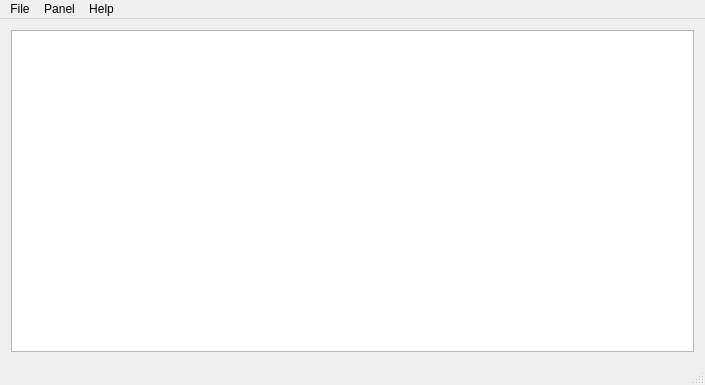
The window that mainwindow.ui (fabiorush92/QIPTV) describes before a commit, drawn with Qt 5.
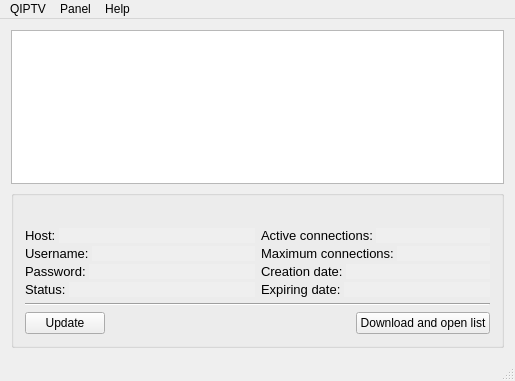
The same window after the commit.

Commit message: info groupbox - linking request&reply

What changed in the file:
```diff
--- a/mainwindow.ui
+++ b/mainwindow.ui
@@ -6,8 +6,8 @@
    <rect>
     <x>0</x>
     <y>0</y>
-    <width>705</width>
-    <height>385</height>
+    <width>515</width>
+    <height>381</height>
    </rect>
   </property>
   <property name="font">
@@ -19,9 +19,480 @@
    <string/>
   </property>
   <widget class="QWidget" name="centralWidget">
-   <layout class="QVBoxLayout" name="verticalLayout">
+   <layout class="QVBoxLayout" name="verticalLayout_4">
     <item>
-     <widget class="QTableWidget" name="tableWidget"/>
+     <widget class="QTableWidget" name="tablePanels">
+      <property name="editTriggers">
+       <set>QAbstractItemView::NoEditTriggers</set>
+      </property>
+      <property name="selectionMode">
+       <enum>QAbstractItemView::SingleSelection</enum>
+      </property>
+      <property name="selectionBehavior">
+       <enum>QAbstractItemView::SelectRows</enum>
+      </property>
+      <property name="gridStyle">
+       <enum>Qt::DotLine</enum>
+      </property>
+      <property name="cornerButtonEnabled">
+       <bool>false</bool>
+      </property>
+      <attribute name="horizontalHeaderVisible">
+       <bool>false</bool>
+      </attribute>
+      <attribute name="verticalHeaderVisible">
+       <bool>false</bool>
+      </attribute>
+     </widget>
+    </item>
+    <item>
+     <widget class="QGroupBox" name="groupInfo">
+      <property name="title">
+       <string/>
+      </property>
+      <layout class="QVBoxLayout" name="verticalLayout_3">
+       <property name="spacing">
+        <number>6</number>
+       </property>
+       <item>
+        <widget class="QLabel" name="labInfoName">
+         <property name="font">
+          <font>
+           <pointsize>10</pointsize>
+           <weight>75</weight>
+           <bold>true</bold>
+          </font>
+         </property>
+         <property name="frameShape">
+          <enum>QFrame::NoFrame</enum>
+         </property>
+         <property name="text">
+          <string/>
+         </property>
+         <property name="alignment">
+          <set>Qt::AlignCenter</set>
+         </property>
+        </widget>
+       </item>
+       <item>
+        <layout class="QHBoxLayout" name="horizontalLayout_4">
+         <item>
+          <layout class="QVBoxLayout" name="verticalLayout">
+           <property name="spacing">
+            <number>3</number>
+           </property>
+           <item>
+            <layout class="QHBoxLayout" name="horizontalLayout">
+             <property name="spacing">
+              <number>3</number>
+             </property>
+             <item>
+              <widget class="QLabel" name="label">
+               <property name="font">
+                <font>
+                 <pointsize>10</pointsize>
+                </font>
+               </property>
+               <property name="text">
+                <string>Host:</string>
+               </property>
+              </widget>
+             </item>
+             <item>
+              <widget class="QLabel" name="labInfoHost">
+               <property name="sizePolicy">
+                <sizepolicy hsizetype="Expanding" vsizetype="Preferred">
+                 <horstretch>0</horstretch>
+                 <verstretch>0</verstretch>
+                </sizepolicy>
+               </property>
+               <property name="font">
+                <font>
+                 <pointsize>10</pointsize>
+                </font>
+               </property>
+               <property name="autoFillBackground">
+                <bool>true</bool>
+               </property>
+               <property name="frameShape">
+                <enum>QFrame::NoFrame</enum>
+               </property>
+               <property name="text">
+                <string/>
+               </property>
+              </widget>
+             </item>
+            </layout>
+           </item>
+           <item>
+            <layout class="QHBoxLayout" name="horizontalLayout_2">
+             <property name="spacing">
+              <number>3</number>
+             </property>
+             <item>
+              <widget class="QLabel" name="label_3">
+               <property name="font">
+                <font>
+                 <pointsize>10</pointsize>
+                </font>
+               </property>
+               <property name="text">
+                <string>Username:</string>
+               </property>
+              </widget>
+             </item>
+             <item>
+              <widget class="QLabel" name="labInfoUsername">
+               <property name="sizePolicy">
+                <sizepolicy hsizetype="Expanding" vsizetype="Preferred">
+                 <horstretch>0</horstretch>
+                 <verstretch>0</verstretch>
+                </sizepolicy>
+               </property>
+               <property name="font">
+                <font>
+                 <pointsize>10</pointsize>
+                </font>
+               </property>
+               <property name="autoFillBackground">
+                <bool>true</bool>
+               </property>
+               <property name="frameShape">
+                <enum>QFrame::NoFrame</enum>
+               </property>
+               <property name="text">
+                <string/>
+               </property>
+              </widget>
+             </item>
+            </layout>
+           </item>
+           <item>
+            <layout class="QHBoxLayout" name="horizontalLayout_3">
+             <property name="spacing">
+              <number>3</number>
+             </property>
+             <item>
+              <widget class="QLabel" name="label_5">
+               <property name="font">
+                <font>
+                 <pointsize>10</pointsize>
+                </font>
+               </property>
+               <property name="text">
+                <string>Password:</string>
+               </property>
+              </widget>
+             </item>
+             <item>
+              <widget class="QLabel" name="labInfoPassword">
+               <property name="sizePolicy">
+                <sizepolicy hsizetype="Expanding" vsizetype="Preferred">
+                 <horstretch>0</horstretch>
+                 <verstretch>0</verstretch>
+                </sizepolicy>
+               </property>
+               <property name="font">
+                <font>
+                 <pointsize>10</pointsize>
+                </font>
+               </property>
+               <property name="autoFillBackground">
+                <bool>true</bool>
+               </property>
+               <property name="frameShape">
+                <enum>QFrame::NoFrame</enum>
+               </property>
+               <property name="text">
+                <string/>
+               </property>
+              </widget>
+             </item>
+            </layout>
+           </item>
+           <item>
+            <layout class="QHBoxLayout" name="horizontalLayout_9">
+             <property name="spacing">
+              <number>3</number>
+             </property>
+             <item>
+              <widget class="QLabel" name="label_11">
+               <property name="font">
+                <font>
+                 <pointsize>10</pointsize>
+                </font>
+               </property>
+               <property name="text">
+                <string>Status:</string>
+               </property>
+              </widget>
+             </item>
+             <item>
+              <widget class="QLabel" name="labInfoStatus">
+               <property name="sizePolicy">
+                <sizepolicy hsizetype="Expanding" vsizetype="Preferred">
+                 <horstretch>0</horstretch>
+                 <verstretch>0</verstretch>
+                </sizepolicy>
+               </property>
+               <property name="font">
+                <font>
+                 <pointsize>10</pointsize>
+                </font>
+               </property>
+               <property name="autoFillBackground">
+                <bool>true</bool>
+               </property>
+               <property name="frameShape">
+                <enum>QFrame::NoFrame</enum>
+               </property>
+               <property name="text">
+                <string/>
+               </property>
+              </widget>
+             </item>
+            </layout>
+           </item>
+          </layout>
+         </item>
+         <item>
+          <layout class="QVBoxLayout" name="verticalLayout_2">
+           <property name="spacing">
+            <number>3</number>
+           </property>
+           <item>
+            <layout class="QHBoxLayout" name="horizontalLayout_10">
+             <property name="spacing">
+              <number>3</number>
+             </property>
+             <item>
+              <widget class="QLabel" name="label_13">
+               <property name="font">
+                <font>
+                 <pointsize>10</pointsize>
+                </font>
+               </property>
+               <property name="text">
+                <string>Active connections:</string>
+               </property>
+              </widget>
+             </item>
+             <item>
+              <widget class="QLabel" name="labInfoActiveCons">
+               <property name="sizePolicy">
+                <sizepolicy hsizetype="Expanding" vsizetype="Preferred">
+                 <horstretch>0</horstretch>
+                 <verstretch>0</verstretch>
+                </sizepolicy>
+               </property>
+               <property name="font">
+                <font>
+                 <pointsize>10</pointsize>
+                </font>
+               </property>
+               <property name="autoFillBackground">
+                <bool>true</bool>
+               </property>
+               <property name="frameShape">
+                <enum>QFrame::NoFrame</enum>
+               </property>
+               <property name="text">
+                <string/>
+               </property>
+              </widget>
+             </item>
+            </layout>
+           </item>
+           <item>
+            <layout class="QHBoxLayout" name="horizontalLayout_11">
+             <property name="spacing">
+              <number>3</number>
+             </property>
+             <item>
+              <widget class="QLabel" name="label_15">
+               <property name="font">
+                <font>
+                 <pointsize>10</pointsize>
+                </font>
+               </property>
+               <property name="text">
+                <string>Maximum connections:</string>
+               </property>
+              </widget>
+             </item>
+             <item>
+              <widget class="QLabel" name="labInfoMaxCons">
+               <property name="sizePolicy">
+                <sizepolicy hsizetype="Expanding" vsizetype="Preferred">
+                 <horstretch>0</horstretch>
+                 <verstretch>0</verstretch>
+                </sizepolicy>
+               </property>
+               <property name="font">
+                <font>
+                 <pointsize>10</pointsize>
+                </font>
+               </property>
+               <property name="autoFillBackground">
+                <bool>true</bool>
+               </property>
+               <property name="frameShape">
+                <enum>QFrame::NoFrame</enum>
+               </property>
+               <property name="text">
+                <string/>
+               </property>
+              </widget>
+             </item>
+            </layout>
+           </item>
+           <item>
+            <layout class="QHBoxLayout" name="horizontalLayout_5">
+             <property name="spacing">
+              <number>3</number>
+             </property>
+             <item>
+              <widget class="QLabel" name="label_7">
+               <property name="font">
+                <font>
+                 <pointsize>10</pointsize>
+                </font>
+               </property>
+               <property name="text">
+                <string>Creation date:</string>
+               </property>
+              </widget>
+             </item>
+             <item>
+              <widget class="QLabel" name="labInfoCreationDate">
+               <property name="sizePolicy">
+                <sizepolicy hsizetype="Expanding" vsizetype="Preferred">
+                 <horstretch>0</horstretch>
+                 <verstretch>0</verstretch>
+                </sizepolicy>
+               </property>
+               <property name="font">
+                <font>
+                 <pointsize>10</pointsize>
+                </font>
+               </property>
+               <property name="autoFillBackground">
+                <bool>true</bool>
+               </property>
+               <property name="frameShape">
+                <enum>QFrame::NoFrame</enum>
+               </property>
+               <property name="text">
+                <string/>
+               </property>
+              </widget>
+             </item>
+            </layout>
+           </item>
+           <item>
+            <layout class="QHBoxLayout" name="horizontalLayout_6">
+             <property name="spacing">
+              <number>3</number>
+             </property>
+             <item>
+              <widget class="QLabel" name="label_9">
+               <property name="font">
+                <font>
+                 <pointsize>10</pointsize>
+                </font>
+               </property>
+               <property name="text">
+                <string>Expiring date:</string>
+               </property>
+              </widget>
+             </item>
+             <item>
+              <widget class="QLabel" name="labInfoExpiringDate">
+               <property name="sizePolicy">
+                <sizepolicy hsizetype="Expanding" vsizetype="Preferred">
+                 <horstretch>0</horstretch>
+                 <verstretch>0</verstretch>
+                </sizepolicy>
+               </property>
+               <property name="font">
+                <font>
+                 <pointsize>10</pointsize>
+                </font>
+               </property>
+               <property name="autoFillBackground">
+                <bool>true</bool>
+               </property>
+               <property name="frameShape">
+                <enum>QFrame::NoFrame</enum>
+               </property>
+               <property name="text">
+                <string/>
+               </property>
+              </widget>
+             </item>
+            </layout>
+           </item>
+          </layout>
+         </item>
+        </layout>
+       </item>
+       <item>
+        <widget class="Line" name="line">
+         <property name="orientation">
+          <enum>Qt::Horizontal</enum>
+         </property>
+        </widget>
+       </item>
+       <item>
+        <layout class="QHBoxLayout" name="horizontalLayout_12">
+         <item>
+          <widget class="QPushButton" name="pushUpdate">
+           <property name="text">
+            <string>Update</string>
+           </property>
+          </widget>
+         </item>
+         <item>
+          <widget class="QLabel" name="labInfoUpdate">
+           <property name="text">
+            <string/>
+           </property>
+          </widget>
+         </item>
+         <item>
+          <spacer name="horizontalSpacer">
+           <property name="orientation">
+            <enum>Qt::Horizontal</enum>
+           </property>
+           <property name="sizeHint" stdset="0">
+            <size>
+             <width>40</width>
+             <height>20</height>
+            </size>
+           </property>
+          </spacer>
+         </item>
+         <item>
+          <widget class="QLabel" name="labInfoDownload">
+           <property name="text">
+            <string/>
+           </property>
+           <property name="alignment">
+            <set>Qt::AlignRight|Qt::AlignTrailing|Qt::AlignVCenter</set>
+           </property>
+          </widget>
+         </item>
+         <item>
+          <widget class="QPushButton" name="pushDownload">
+           <property name="text">
+            <string>Download and open list</string>
+           </property>
+          </widget>
+         </item>
+        </layout>
+       </item>
+      </layout>
+     </widget>
     </item>
    </layout>
   </widget>
@@ -31,7 +502,7 @@
     <rect>
      <x>0</x>
      <y>0</y>
-     <width>705</width>
+     <width>515</width>
      <height>21</height>
     </rect>
    </property>
@@ -51,7 +522,7 @@
    </widget>
    <widget class="QMenu" name="menuQIPTV">
     <property name="title">
-     <string>File</string>
+     <string>QIPTV</string>
     </property>
     <addaction name="actionExit"/>
    </widget>
```
Left out of the diff: 24 changed lines with no effect on the pictures. The commit also changes 11 other files.
